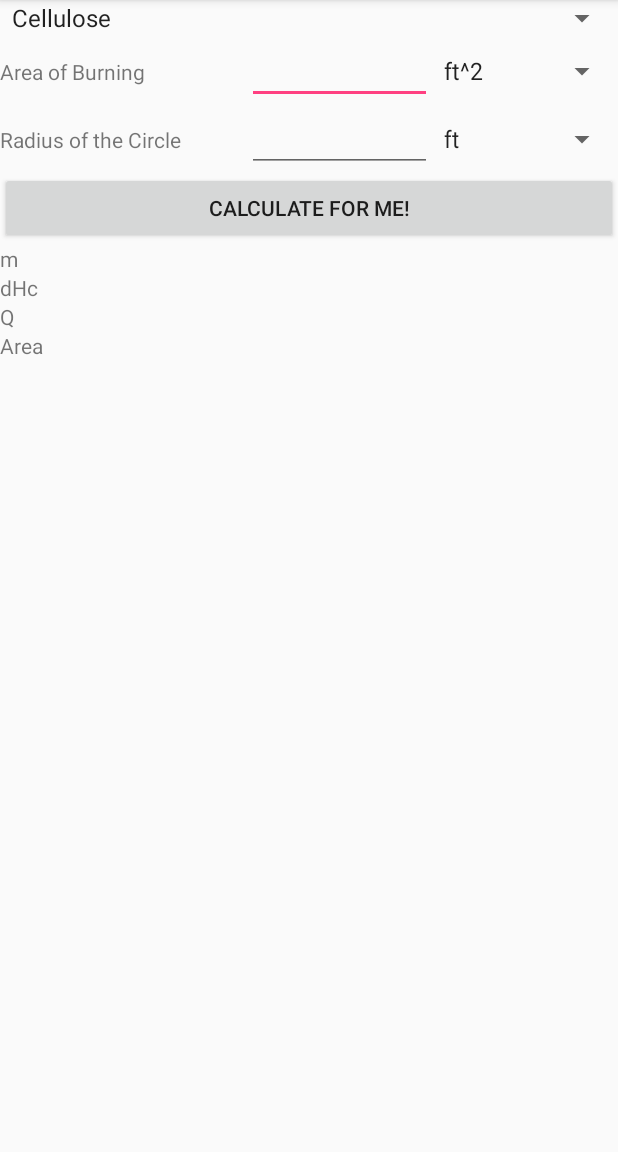
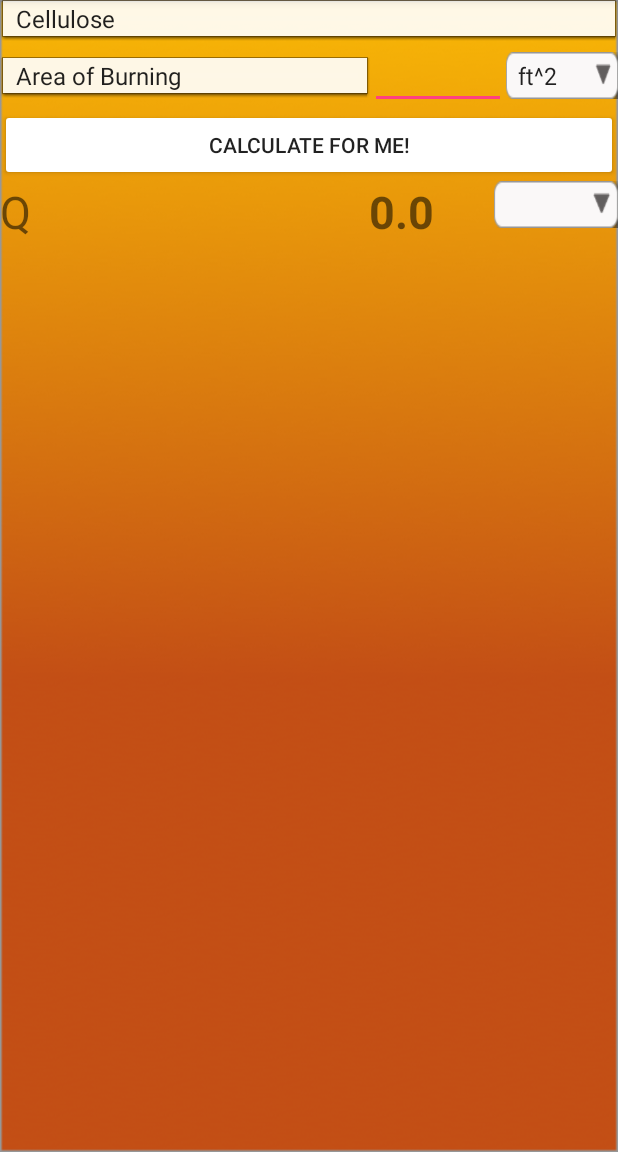
Before and after one commit to msrusse/FireDynamics, an Android app: the HRR screen opened directly, with no data from a screen before it, after a tap on "CALCULATE FOR ME!", on a phone screen of 412 x 824 dp, the part 84-1236 px from its top. Run offline under Robolectric (Android 15) with nearby library versions, the phone set to English and light mode, and no system bars; 1 statement that could not run was skipped.

Commit message:
Changed UI of HRR page and set up the majority of spinners, need to add Q Spinner and work on the calculation of Q

```diff
--- a/app/src/main/java/com/example/masonrussell/firedynamics/Calculations.java
+++ b/app/src/main/java/com/example/masonrussell/firedynamics/Calculations.java
@@ -41,4 +41,14 @@ class Calculations
     {
         return (kw * 1.055055852);
     }
+
+    static double CalculateArea(double radius)
+    {
+        return (Math.PI * (Math.pow(radius,2)));
+    }
+
+    static double CalculateHRRQ(double mbf, double ehc, double area)
+    {
+        return (mbf*ehc*area);
+    }
 }
--- a/app/src/main/java/com/example/masonrussell/firedynamics/HRR.java
+++ b/app/src/main/java/com/example/masonrussell/firedynamics/HRR.java
@@ -1,12 +1,15 @@
 package com.example.masonrussell.firedynamics;
 
+import android.provider.Telephony;
 import android.support.v7.app.AppCompatActivity;
 import android.os.Bundle;
 import android.view.View;
+import android.widget.AdapterView;
 import android.widget.ArrayAdapter;
 import android.widget.Button;
 import android.widget.EditText;
 import android.widget.Spinner;
+import android.widget.TextView;
 
 import java.util.ArrayList;
 import java.util.List;
@@ -14,10 +17,11 @@ import java.util.List;
 public class HRR extends AppCompatActivity {
 
     public Button getMeasurementsButton;
-    public EditText areaBurningText, circleRadiusText;
-    public Spinner areaBurningSpinner, circleRadiusSpinner, fuelSpinner;
-    public double maxBurningFlux, heatCombustion, areaDoub;
-    public String hrrFuel, areaUnits, radiusUnits;
+    public EditText areaBurningText;
+    public TextView qResult;
+    public Spinner typeSelectionSpinner, typeUnitSpinner, fuelSpinner, qSpinner;
+    public double maxBurningFlux, heatCombustion, areaDoub, radiusDoub;
+    public String typeSelection, typeUnits;
 
     @Override
     protected void onCreate(Bundle savedInstanceState) {
@@ -25,24 +29,69 @@ public class HRR extends AppCompatActivity {
         setContentView(R.layout.activity_hrr);
         getMeasurementsButton = findViewById(R.id.getMeasurementsButton);
         areaBurningText = findViewById(R.id.areaText);
-        circleRadiusText = findViewById(R.id.radiusText);
-        areaBurningSpinner = findViewById(R.id.areaSpinner);
-        circleRadiusSpinner = findViewById(R.id.radiusSpinner);
+        typeSelectionSpinner = findViewById(R.id.typeSelectionSpinner);
+        typeUnitSpinner = findViewById(R.id.typeUnitSpinner);
+        qSpinner = findViewById(R.id.qSpinner);
+        qResult = findViewById(R.id.qResult);
         getMeasurementsButton = findViewById(R.id.getMeasurementsButton);
         fuelSpinner = findViewById(R.id.fuelSpinner);
         addItemsOnFuelSpinner(fuelSpinner);
-        addItemsOnUnitSpinner(circleRadiusSpinner);
-        addItemsOnUnitSquaredSpinner(areaBurningSpinner);
+        addSelectionsOnSpinner(typeSelectionSpinner);
+
+        typeSelectionSpinner.setOnItemSelectedListener(
+                new AdapterView.OnItemSelectedListener() {
+                    @Override
+                    public void onItemSelected(AdapterView<?> parent, View view, int position, long id) {
+                        if (typeSelectionSpinner.getSelectedItem().toString().equals("Area of Burning"))
+                        {
+                            addItemsOnUnitSquaredSpinner(typeUnitSpinner);
+                        }
+                        else
+                        {
+                            addItemsOnUnitSpinner(typeUnitSpinner);
+                        }
+                    }
+
+                    @Override
+                    public void onNothingSelected(AdapterView<?> parent) {
+
+                    }
+                }
+        );
 
         getMeasurementsButton.setOnClickListener(new View.OnClickListener() {
             public void onClick(View v) {
-                hrrFuel = fuelSpinner.getSelectedItem().toString();
-                areaUnits = areaBurningSpinner.getSelectedItem().toString();
-                radiusUnits = circleRadiusSpinner.getSelectedItem().toString();
-                maxBurningFlux = ValuesConverstions.FuelBurningFlux(hrrFuel);
-                heatCombustion = ValuesConverstions.FuelHeatCombustion(hrrFuel);
+                maxBurningFlux = ValuesConverstions.FuelBurningFlux(fuelSpinner.getSelectedItem().toString());
+                heatCombustion = ValuesConverstions.FuelHeatCombustion(fuelSpinner.getSelectedItem().toString());
+                typeSelection = typeSelectionSpinner.getSelectedItem().toString();
+                typeUnits = typeUnitSpinner.getSelectedItem().toString();
+                if (typeSelection.equals("Area of Burning"))
+                {
+                    areaDoub = Double.parseDouble(areaBurningText.getText().toString());
+                    areaDoub = ValuesConverstions.toMeters(areaDoub, typeUnits);
+                }
+                else if (typeSelection.equals("Radius"))
+                {
+                    radiusDoub = Double.parseDouble(areaBurningText.getText().toString());
+                    radiusDoub = ValuesConverstions.toSquareMeters(radiusDoub, typeUnits);
+                    areaDoub = Calculations.CalculateArea(radiusDoub);
+                }
+                qResult.setText(String.valueOf(Calculations.CalculateHRRQ(maxBurningFlux, heatCombustion, areaDoub)));
             }
         });
+    }
+
+    public void addItemsOnUnitSpinner(Spinner spinnerToMake)
+    {
+        List<String> list = new ArrayList<>();
+        list.add("ft");
+        list.add("in");
+        list.add("m");
+        list.add("cm");
+        list.add("mm");
+        ArrayAdapter<String> dataAdapter = new ArrayAdapter<>(this, android.R.layout.simple_spinner_item, list);
+        dataAdapter.setDropDownViewResource(android.R.layout.simple_spinner_dropdown_item);
+        spinnerToMake.setAdapter(dataAdapter);
     }
 
     public void addItemsOnUnitSquaredSpinner(Spinner spinnerToMake)
@@ -53,19 +102,6 @@ public class HRR extends AppCompatActivity {
         list.add("m^2");
         list.add("cm^2");
         list.add("mm^2");
-        ArrayAdapter<String> dataAdapter = new ArrayAdapter<>(this, android.R.layout.simple_spinner_item, list);
-        dataAdapter.setDropDownViewResource(android.R.layout.simple_spinner_dropdown_item);
-        spinnerToMake.setAdapter(dataAdapter);
-    }
-
-    public void addItemsOnUnitSpinner(Spinner spinnerToMake)
-    {
-        List<String> list = new ArrayList<>();
-        list.add("ft");
-        list.add("in");
-        list.add("m");
-        list.add("cm");
-        list.add("mm");
         ArrayAdapter<String> dataAdapter = new ArrayAdapter<>(this, android.R.layout.simple_spinner_item, list);
         dataAdapter.setDropDownViewResource(android.R.layout.simple_spinner_dropdown_item);
         spinnerToMake.setAdapter(dataAdapter);
@@ -88,4 +124,15 @@ public class HRR extends AppCompatActivity {
         dataAdapter.setDropDownViewResource(android.R.layout.simple_spinner_dropdown_item);
         spinnerToMake.setAdapter(dataAdapter);
     }
+
+    public void addSelectionsOnSpinner(Spinner spinnerToMake)
+    {
+        List<String> list = new ArrayList<>();
+        list.add("Area of Burning");
+        list.add("Radius");
+        ArrayAdapter<String> dataAdapter = new ArrayAdapter<>(this, android.R.layout.simple_spinner_item, list);
+        dataAdapter.setDropDownViewResource(android.R.layout.simple_spinner_dropdown_item);
+        spinnerToMake.setAdapter(dataAdapter);
+
+    }
 }
--- a/app/src/main/java/com/example/masonrussell/firedynamics/MainActivity.java
+++ b/app/src/main/java/com/example/masonrussell/firedynamics/MainActivity.java
@@ -35,7 +35,6 @@ public class MainActivity extends AppCompatActivity {
             {
                  Intent intent = new Intent(getApplicationContext(), FlashOver.class);
                  startActivity(intent);
-                 finish();
             }
         });
 
@@ -46,7 +45,6 @@ public class MainActivity extends AppCompatActivity {
             {
                 Intent intent = new Intent(getApplicationContext(), HRR.class);
                 startActivity(intent);
-                finish();
             }
         });
     }
--- a/app/src/main/res/layout/activity_hrr.xml
+++ b/app/src/main/res/layout/activity_hrr.xml
@@ -4,6 +4,7 @@
     xmlns:tools="http://schemas.android.com/tools"
     android:layout_width="match_parent"
     android:layout_height="match_parent"
+    android:background="@drawable/firedynamics_background_1"
     tools:context="com.example.masonrussell.firedynamics.FlashOver">
 
     <LinearLayout
@@ -21,64 +22,44 @@
                 android:layout_width="0dp"
                 android:layout_height="wrap_content"
                 android:layout_weight="1"
+                android:background="@android:drawable/editbox_dropdown_light_frame"
                 android:gravity="center" />
         </LinearLayout>
+
+        <LinearLayout
+            android:layout_width="match_parent"
+            android:layout_height="match_parent"
+            android:orientation="vertical">
 
             <LinearLayout
                 android:layout_width="match_parent"
                 android:layout_height="wrap_content"
                 android:orientation="horizontal">
 
-            <TextView
-                android:id="@+id/areaView"
+                <Spinner
+                    android:id="@+id/typeSelectionSpinner"
                     android:layout_width="0dp"
                     android:layout_height="wrap_content"
-                android:layout_weight=".4"
-                android:text="@string/burn_area" />
+                    android:layout_weight=".6"
+                    android:background="@android:drawable/editbox_dropdown_light_frame" />
 
                 <EditText
                     android:id="@+id/areaText"
                     android:layout_width="0dp"
                     android:layout_height="wrap_content"
-                android:layout_weight=".3"
+                    android:layout_weight=".22"
                     android:ems="10"
+                    android:inputType="number|numberDecimal"
+                    android:labelFor="@+id/compLengthText"
                     android:text=""
                     android:textAlignment="center" />
 
                 <Spinner
-                android:id="@+id/areaSpinner"
+                    android:id="@+id/typeUnitSpinner"
                     android:layout_width="0dp"
                     android:layout_height="wrap_content"
-                android:layout_weight=".3" />
-
-        </LinearLayout>
-
-        <LinearLayout
-            android:layout_width="fill_parent"
-            android:layout_height="wrap_content"
-            android:orientation="horizontal">
-
-            <TextView
-                android:id="@+id/radiusView"
-                android:layout_width="0dp"
-                android:layout_height="wrap_content"
-                android:layout_weight=".4"
-                android:text="@string/circle_radius" />
-
-            <EditText
-                android:id="@+id/radiusText"
-                android:layout_width="0dp"
-                android:layout_height="wrap_content"
-                android:layout_weight=".3"
-                android:ems="10"
-                android:text=""
-                android:textAlignment="center" />
-
-            <Spinner
-                android:id="@+id/radiusSpinner"
-                android:layout_width="0dp"
-                android:layout_height="wrap_content"
-                android:layout_weight=".3" />
+                    android:layout_weight=".18"
+                    android:background="@drawable/firedynamic_button" />
 
             </LinearLayout>
 
@@ -86,6 +67,7 @@
                 android:id="@+id/getMeasurementsButton"
                 android:layout_width="match_parent"
                 android:layout_height="wrap_content"
+                android:backgroundTint="@android:color/background_light"
                 android:text="@string/get_calculation" />
 
             <LinearLayout
@@ -100,74 +82,31 @@
                     android:orientation="horizontal">
 
                     <TextView
-                    android:id="@+id/mView"
+                        android:id="@+id/qText"
                         android:layout_width="0dp"
                         android:layout_height="wrap_content"
-                    android:layout_weight=".85"
-                    android:text="@string/m" />
-
-                <TextView
-                    android:id="@+id/mResult"
-                    android:layout_width="0dp"
-                    android:layout_height="wrap_content"
-                    android:layout_weight=".15" />
-            </LinearLayout>
-
-            <LinearLayout
-                android:layout_width="match_parent"
-                android:layout_height="wrap_content"
-                android:orientation="horizontal">
-
-                <TextView
-                    android:id="@+id/dhcView"
-                    android:layout_width="0dp"
-                    android:layout_height="wrap_content"
-                    android:layout_weight=".85"
-                    android:text="@string/dHc" />
-
-                <TextView
-                    android:id="@+id/dhcResult"
-                    android:layout_width="0dp"
-                    android:layout_height="wrap_content"
-                    android:layout_weight=".15" />
-            </LinearLayout>
-
-            <LinearLayout
-                android:layout_width="match_parent"
-                android:layout_height="wrap_content"
-                android:orientation="horizontal">
-
-                <TextView
-                    android:id="@+id/qView"
-                    android:layout_width="0dp"
-                    android:layout_height="wrap_content"
-                    android:layout_weight=".85"
-                    android:text="@string/q" />
+                        android:layout_weight=".5"
+                        android:text="@string/q"
+                        android:textSize="30sp" />
 
                     <TextView
                         android:id="@+id/qResult"
                         android:layout_width="0dp"
                         android:layout_height="wrap_content"
-                    android:layout_weight=".15" />
+                        android:layout_weight=".3"
+                        android:textAlignment="center"
+                        android:textSize="30sp"
+                        android:textStyle="bold" />
+
+                    <Spinner
+                        android:id="@+id/qSpinner"
+                        android:layout_width="0dp"
+                        android:layout_height="wrap_content"
+                        android:layout_weight=".2"
+                        android:background="@drawable/firedynamic_button"
+                        android:gravity="center" />
                 </LinearLayout>
 
-            <LinearLayout
-                android:layout_width="match_parent"
-                android:layout_height="wrap_content"
-                android:orientation="horizontal">
-
-                <TextView
-                    android:id="@+id/areaView"
-                    android:layout_width="0dp"
-                    android:layout_height="wrap_content"
-                    android:layout_weight=".85"
-                    android:text="@string/area" />
-
-                <TextView
-                    android:id="@+id/areaResult"
-                    android:layout_width="0dp"
-                    android:layout_height="wrap_content"
-                    android:layout_weight=".15" />
             </LinearLayout>
 
         </LinearLayout>
--- a/app/src/main/res/layout/activity_main.xml
+++ b/app/src/main/res/layout/activity_main.xml
@@ -16,10 +16,10 @@
             android:layout_width="match_parent"
             android:layout_height="0dp"
             android:layout_weight="1"
-            android:background="@android:color/black"
+            android:background="@drawable/firedynamics_light_select"
             android:fontFamily="monospace"
             android:text="@string/flashover"
-            android:textColor="@android:color/holo_red_dark"
+            android:textColor="@android:color/background_light"
             android:textSize="18sp"
             android:textStyle="bold"
             android:typeface="monospace"
@@ -30,10 +30,10 @@
             android:layout_width="match_parent"
             android:layout_height="0dp"
             android:layout_weight="1"
-            android:background="@android:color/darker_gray"
+            android:background="@drawable/firedynamics_dark_select"
             android:fontFamily="monospace"
             android:text="@string/hrr"
-            android:textColor="@android:color/holo_red_dark"
+            android:textColor="@android:color/background_light"
             android:textSize="18sp"
             android:textStyle="bold"
             android:typeface="monospace"
@@ -44,10 +44,10 @@
             android:layout_width="match_parent"
             android:layout_height="0dp"
             android:layout_weight="1"
-            android:background="@android:color/black"
+            android:background="@drawable/firedynamics_light_select"
             android:fontFamily="monospace"
             android:text="@string/flame_height"
-            android:textColor="@android:color/holo_red_dark"
+            android:textColor="@android:color/background_light"
             android:textSize="18sp"
             android:textStyle="bold"
             android:typeface="monospace"
```
Also changed, not shown: app/src/main/res/drawable-v24/firedynamics_dark_select.png (added), app/src/main/res/drawable-v24/firedynamics_light_select.png (added). Lines whose indentation alone changed are shown as unchanged.
